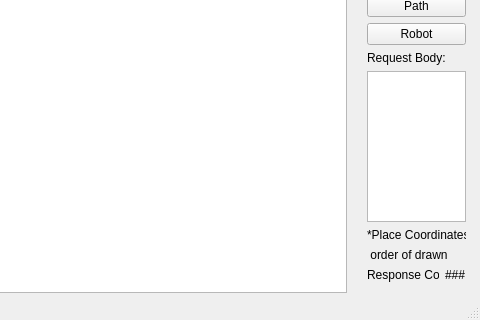
Above: ClientSDK/ClientSDK/mainwindow.ui from bowei437/Round3_Team2 before the change; both pictures show x 134 to 614 and y 204 to 524 of the 614 by 524 pixel window. Below: the same form after it.
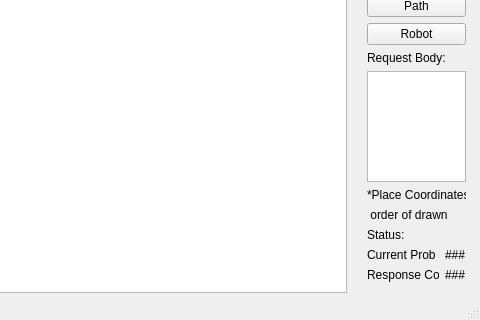
That is the form after the change.

Patch:
```diff
--- a/ClientSDK/ClientSDK/mainwindow.ui
+++ b/ClientSDK/ClientSDK/mainwindow.ui
@@ -103,6 +103,42 @@
        </property>
       </widget>
      </item>
+     <item>
+      <layout class="QHBoxLayout" name="horizontalLayout_4">
+       <item>
+        <widget class="QLabel" name="label_status">
+         <property name="text">
+          <string>Status: </string>
+         </property>
+        </widget>
+       </item>
+       <item>
+        <widget class="QLabel" name="status">
+         <property name="text">
+          <string/>
+         </property>
+        </widget>
+       </item>
+      </layout>
+     </item>
+     <item>
+      <layout class="QHBoxLayout" name="horizontalLayout_3">
+       <item>
+        <widget class="QLabel" name="label_rspn_id">
+         <property name="text">
+          <string>Current Prob Id:</string>
+         </property>
+        </widget>
+       </item>
+       <item>
+        <widget class="QLabel" name="cur_prob_id">
+         <property name="text">
+          <string>###</string>
+         </property>
+        </widget>
+       </item>
+      </layout>
+     </item>
      <item>
       <layout class="QHBoxLayout" name="horizontalLayout">
        <item>
```
